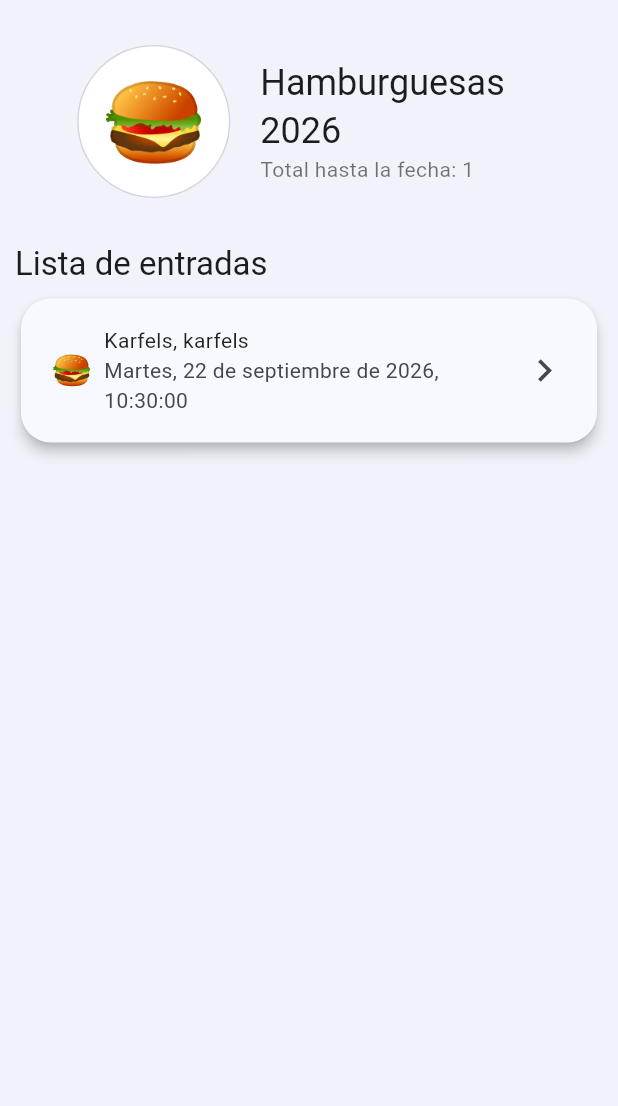
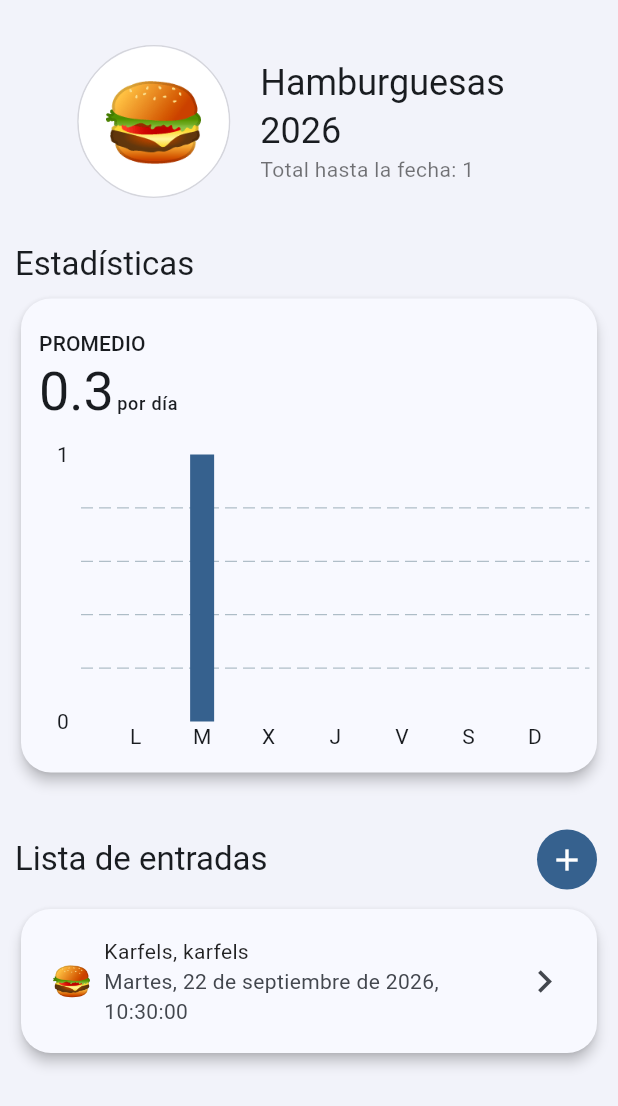
Before and after one commit to Danilogb18/Addit, a Flutter app: the _CounterInfoView widget shown alone on an empty page, opened directly with sample values from the repository, on a phone screen of 412 x 824 dp. Shown: the top 1106 px of the screen. Run offline on Flutter 3.47's test engine with Material 3 defaults, Android fonts, the light colour scheme and no system bars; drawn by our look-alikes of fl_chart; our stand-ins replace animate_do, emoji_picker_flutter, flutter_riverpod, go_router, riverpod_annotation; generated files the repository leaves out were written again.

Commit message:
Stats avanzadas, no terminadas

```diff
--- a/lib/domain/entities/counter.dart
+++ b/lib/domain/entities/counter.dart
@@ -30,6 +30,7 @@ class Counter {
     String? icon,
     List<CounterEntry>? entries,
   }) => Counter(
+    id: id,
     name: name ?? this.name,
     icon: icon ?? this.icon,
     entries: entries ?? this.entries
--- a/lib/domain/entities/counter_entry.dart
+++ b/lib/domain/entities/counter_entry.dart
@@ -19,6 +19,7 @@ class CounterEntry {
     String? description,
     DateTime? dateTime
   }) => CounterEntry(
+    id: id,
     description: description ?? this.description,
     dateTime: dateTime ?? this.dateTime
   );
--- /dev/null
+++ b/lib/presentation/providers/counters/counter_by_id_provider.dart
@@ -0,0 +1,23 @@
+
+import 'package:addit/domain/entities/counter.dart';
+import 'package:addit/presentation/providers/counters/counters_provider.dart';
+import 'package:addit/presentation/providers/counters/counters_repository_provider.dart';
+import 'package:riverpod_annotation/riverpod_annotation.dart';
+
+part 'counter_by_id_provider.g.dart';
+
+@riverpod
+Counter? getCounterById (Ref ref, String id) {
+
+  final list = ref.watch(countersProvider);
+  Counter? counter;
+  list.when(
+    data: (data) {
+      counter = data.firstWhere((c) => c.id == id);
+    },
+    error: (error, stackTrace) => null,
+    loading: () => null,
+  );
+
+  return counter;
+}
--- /dev/null
+++ b/lib/presentation/providers/counters/counter_stats_providers.dart
@@ -0,0 +1,76 @@
+import 'package:addit/domain/entities/counter_entry.dart';
+import 'package:addit/presentation/providers/counters/counter_by_id_provider.dart';
+import 'package:flutter/material.dart';
+import 'package:flutter_riverpod/flutter_riverpod.dart';
+import 'package:riverpod_annotation/riverpod_annotation.dart';
+
+part 'counter_stats_providers.g.dart';
+
+// Equivalente al StateProvider<int> de antes.
+// @riverpod (minúscula) genera un provider "normal";
+// la clase con Notifier es para estado que puede cambiar.
+@riverpod
+class WeekOffset extends _$WeekOffset {
+  @override
+  int build() => 0;
+
+  void next() => state++;
+  void previous() => state--;
+}
+
+// Equivalente al Provider<List<Entry>> de antes.
+@riverpod
+List<CounterEntry> entries(Ref ref, String counterId) {
+  final counter = ref.watch(getCounterByIdProvider(counterId));
+  if (counter == null) throw Exception('No se encontró un counter con ese ID');
+  return counter.entries;
+}
+
+// Equivalente al Provider<DateTimeRange> derivado.
+@riverpod
+DateTimeRange weekRange(Ref ref) {
+  final offset = ref.watch(weekOffsetProvider);
+  final now = DateTime.now();
+  final currentMonday = now.subtract(Duration(days: now.weekday - 1));
+  final targetMonday = currentMonday.add(Duration(days: 7 * offset));
+  return DateTimeRange(
+    start: DateTime(targetMonday.year, targetMonday.month, targetMonday.day),
+    end: targetMonday.add(const Duration(days: 6)),
+  );
+}
+
+// Equivalente al Provider<List<int>> final.
+@riverpod
+List<int> weeklyChartData(Ref ref, String counterId) {
+  final entries = ref.watch(entriesProvider(counterId));
+  final range = ref.watch(weekRangeProvider);
+  return _dataForWeek(entries, range);
+}
+
+
+// ** Lo de abajo son métodos que sirven para obtener el listado de conteos por semana
+DateTime _dateOnly(DateTime dt) => DateTime(dt.year, dt.month, dt.day);
+
+Map<DateTime, int> _countByDay(List<CounterEntry> entries) {
+  final counts = <DateTime, int>{};
+  for (final entry in entries) {
+    final day = _dateOnly(entry.dateTime);
+    counts[day] = (counts[day] ?? 0) + 1;
+  }
+  return counts;
+}
+
+
+List<int> _dataForWeek(List<CounterEntry> allEntries, DateTimeRange weekRange) {
+  final counts = _countByDay(
+    allEntries.where((e) =>
+      !e.dateTime.isBefore(weekRange.start) &&
+      !e.dateTime.isAfter(weekRange.end.add(const Duration(days: 1)))
+    ).toList(),
+  );
+
+  return List.generate(7, (i) {
+    final day = _dateOnly(weekRange.start.add(Duration(days: i)));
+    return counts[day] ?? 0;
+  });
+}
--- a/lib/presentation/providers/counters/counters_provider.dart
+++ b/lib/presentation/providers/counters/counters_provider.dart
@@ -20,14 +20,18 @@ class Counters extends _$Counters {
 
     final counter = list.firstWhere((c) => c.id == counterId);
     final newCounterEntry = CounterEntry(dateTime: DateTime.now());
-    counter.entries.add(newCounterEntry);
+
+    final newEntriesList = [...counter.entries];
+    newEntriesList.add(newCounterEntry);
+
+    final newCounter = counter.copyWith(entries: newEntriesList);
 
     //Llamar a la actualizacion en el datasource
     await repository.updateCounter(counter);
 
     state = AsyncData([
       for (final c in list)
-        if (c.id == counterId) counter else c
+        if (c.id == counterId) newCounter else c
     ]);
 
   }
@@ -51,13 +55,17 @@ class Counters extends _$Counters {
     //Tengo que encontrar el entry en la lista del counter, hacerle un copyWith, y reemplazar esa misma posicion por el nuevo
     final entryIndex = counter.entries.indexWhere((e) => e.id == previousEntry.id);
     final updatedEntry = previousEntry.copyWith(description: description, dateTime: dateTime);
-    counter.entries[entryIndex] = updatedEntry;
 
-    await repository.updateCounter(counter);
+    final updatedEntries = [...counter.entries];
+    updatedEntries[entryIndex] = updatedEntry;
+
+    final updatedCounter = counter.copyWith(entries: updatedEntries); // ** Nuevo counter, necesario hacerlo asi para que riverpod lo detexte como un cambio de estado
+
+    await repository.updateCounter(updatedCounter);
 
     state = AsyncData([
       for (final c in state.value!)
-        if (c.id == counter.id) counter else c
+        if (c.id == counter.id) updatedCounter else c
     ]);
   }
 
--- a/lib/presentation/screens/counter_info_screen.dart
+++ b/lib/presentation/screens/counter_info_screen.dart
@@ -2,7 +2,10 @@
 import 'package:addit/config/helpers/human_formats.dart';
 import 'package:addit/domain/entities/counter.dart';
 import 'package:addit/domain/entities/counter_entry.dart';
+import 'package:addit/presentation/providers/counters/counter_stats_providers.dart';
 import 'package:addit/presentation/providers/counters/counters_provider.dart';
+import 'package:addit/presentation/widgets/stats/counter_bar_chart.dart';
+import 'package:animate_do/animate_do.dart';
 import 'package:flutter/material.dart';
 import 'package:flutter_riverpod/flutter_riverpod.dart';
 
@@ -50,6 +53,8 @@ class _CounterInfoView extends ConsumerWidget {
     final colors = Theme.of(context).colorScheme;
     final size = MediaQuery.of(context).size;
 
+    final counterEntriesOrdered = [...counter.entries]..sort((a, b) => b.dateTime.compareTo(a.dateTime));
+
     return SingleChildScrollView(
       child: SizedBox(
         width: double.infinity,
@@ -61,7 +66,22 @@ class _CounterInfoView extends ConsumerWidget {
               const SizedBox(height: 30,),
               _CounterIconAndTitle(size: size, textTheme: textTheme, counter: counter),
               const SizedBox(height: 30,),
+              _SectionTitle(textTheme: textTheme, title: 'Estadísticas',),
+              const SizedBox(height: 5,),
+              _StatsVisualizer(textTheme: textTheme, counter: counter, ref: ref,),
+              const SizedBox(height: 30,),
+              Row(
+                mainAxisAlignment: MainAxisAlignment.spaceBetween,
+                children: [
                   _SectionTitle(textTheme: textTheme, title: 'Lista de entradas',),
+                  IconButton.filled(
+                    onPressed: () {
+                      ref.read(countersProvider.notifier).increment(counter.id);
+                    },
+                    icon: Icon(Icons.add)
+                  )
+                ],
+              ),
               const SizedBox(height: 5,),
 
               Card(
@@ -70,11 +90,13 @@ class _CounterInfoView extends ConsumerWidget {
                   child: ListView.separated(
                     shrinkWrap: true,
                     physics: const NeverScrollableScrollPhysics(),
-                    itemCount: counter.entries.length,
+                    itemCount: counterEntriesOrdered.length,
                     separatorBuilder: (context, index) => const Divider(),
                     itemBuilder: (context, index) {
-                      final counterEntry = counter.entries[counter.entries.length - index - 1];
-                      return ListTile(
+                      final counterEntry = counterEntriesOrdered[index];
+                      return FadeInRight(
+                        key: ValueKey(counterEntry.id),
+                        child: ListTile(
                           horizontalTitleGap: 8,
                           contentPadding: const EdgeInsets.symmetric(horizontal: 5),
                           visualDensity: const VisualDensity(vertical: -3),
@@ -85,6 +107,7 @@ class _CounterInfoView extends ConsumerWidget {
                           onTap: () {
                             _showEditEntrySheet(context, ref, counter, counterEntry);
                           },
+                        ),
                       );
                     }
                   ),
@@ -137,7 +160,7 @@ class _SectionTitle extends StatelessWidget {
   Widget build(BuildContext context) {
     return Align(
       alignment: Alignment.centerLeft,
-      child: Text('Lista de entradas', textAlign: TextAlign.left, style: textTheme.titleLarge,)
+      child: Text(title, textAlign: TextAlign.left, style: textTheme.titleLarge,)
     );
   }
 }
@@ -298,3 +321,47 @@ Future<void> _showEditEntrySheet(BuildContext context, WidgetRef ref, Counter co
     ref.read(countersProvider.notifier).updateEntry(counter, entry, descriptionController.value.text, selectedDateTime);
   }
 }
+
+
+class _StatsVisualizer extends StatelessWidget {
+
+  final TextTheme textTheme;
+  final Counter counter;
+  final WidgetRef ref;
+
+  const _StatsVisualizer({
+    required this.textTheme,
+    required this.counter,
+    required this.ref,
+  });
+
+  @override
+  Widget build(BuildContext context) {
+    final data = ref.watch(weeklyChartDataProvider(counter.id));
+
+    return FadeInRight(
+      child: Card(
+        child: Padding(
+          padding: const EdgeInsets.fromLTRB(12, 20, 5, 12),
+          child: Column(
+            crossAxisAlignment: CrossAxisAlignment.start,
+            children: [
+              Text('PROMEDIO', style: textTheme.labelLarge,),
+              Row(
+                crossAxisAlignment: CrossAxisAlignment.baseline,
+                textBaseline: TextBaseline.alphabetic,
+                children: [
+                  Text('0.3', style: textTheme.displaySmall),
+                  SizedBox(width: 2,),
+                  Text('por día', style: textTheme.labelMedium),
+                ],
+              ),
+              SizedBox(height: 20,),
+              CounterBarChart(weeklyData: data),
+            ],
+          ),
+        )
+      ),
+    );
+  }
+}
--- /dev/null
+++ b/lib/presentation/widgets/stats/counter_bar_chart.dart
@@ -0,0 +1,68 @@
+import 'package:flutter/material.dart';
+import 'package:fl_chart/fl_chart.dart';
+
+class CounterBarChart extends StatelessWidget {
+  const CounterBarChart({super.key, required this.weeklyData});
+
+  // Índice 0 = lunes, ..., 6 = domingo (o el orden que prefieras)
+  final List<int> weeklyData;
+
+
+  double _calculateInterval() {
+
+  final maxValue = weeklyData.fold(0, (previousValue, element) => previousValue > element ? previousValue : element,);
+
+  if (maxValue <= 5) return 1;
+  if (maxValue <= 20) return 5;
+  if (maxValue <= 100) return 20;
+  return (maxValue / 5).roundToDouble();
+}
+
+  @override
+  Widget build(BuildContext context) {
+
+    final colors = Theme.of(context).colorScheme;
+
+    return SizedBox(
+      height: 200,
+      child: BarChart(
+        BarChartData(
+          // maxY define el techo del eje Y; si no lo pones, fl_chart
+          // lo calcula solo, pero es más predecible fijarlo
+          //maxY: (weeklyData.reduce((a, b) => a > b ? a : b) + 1).toDouble(),
+          barGroups: List.generate(weeklyData.length, (index) {
+            return BarChartGroupData(
+              x: index,
+              barRods: [
+                BarChartRodData(
+                  toY: weeklyData[index].toDouble(),
+                  width: 16,
+                  borderRadius: BorderRadius.circular(0),
+                  color: colors.primary
+                ),
+              ],
+            );
+          }),
+          titlesData: FlTitlesData(
+            bottomTitles: AxisTitles(
+              sideTitles: SideTitles(
+                showTitles: true,
+                getTitlesWidget: (value, meta) {
+                  const days = ['L', 'M', 'X', 'J', 'V', 'S', 'D'];
+                  return Text(days[value.toInt()]);
+                },
+              ),
+            ),
+            leftTitles: AxisTitles(
+              sideTitles: SideTitles(showTitles: true, reservedSize: 28, interval: _calculateInterval()),
+            ),
+            topTitles: const AxisTitles(sideTitles: SideTitles(showTitles: false)),
+            rightTitles: const AxisTitles(sideTitles: SideTitles(showTitles: false)),
+          ),
+          gridData: FlGridData(show: true, checkToShowVerticalLine: (x) => false),
+          borderData: FlBorderData(show: false),
+        ),
+      ),
+    );
+  }
+}
--- a/lib/presentation/widgets/widgets.dart
+++ b/lib/presentation/widgets/widgets.dart
@@ -1,3 +1,4 @@
 
 export 'counter/counter_card.dart';
 export 'inputs/custom_text_form_field.dart';
+export 'stats/counter_bar_chart.dart';
--- a/pubspec.yaml
+++ b/pubspec.yaml
@@ -7,7 +7,9 @@ environment:
   sdk: ^3.13.1
 
 dependencies:
+  animate_do: ^5.1.0
   emoji_picker_flutter: ^4.5.4
+  fl_chart: ^1.2.0
   flutter:
     sdk: flutter
   flutter_riverpod: ^3.4.3
```
Also changed, not shown: lib/presentation/providers/counters/counter_by_id_provider.g.dart (added), lib/presentation/providers/counters/counter_stats_providers.g.dart (added), lib/presentation/providers/counters/counters_provider.g.dart, pubspec.lock. Lines whose indentation alone changed are shown as unchanged.
